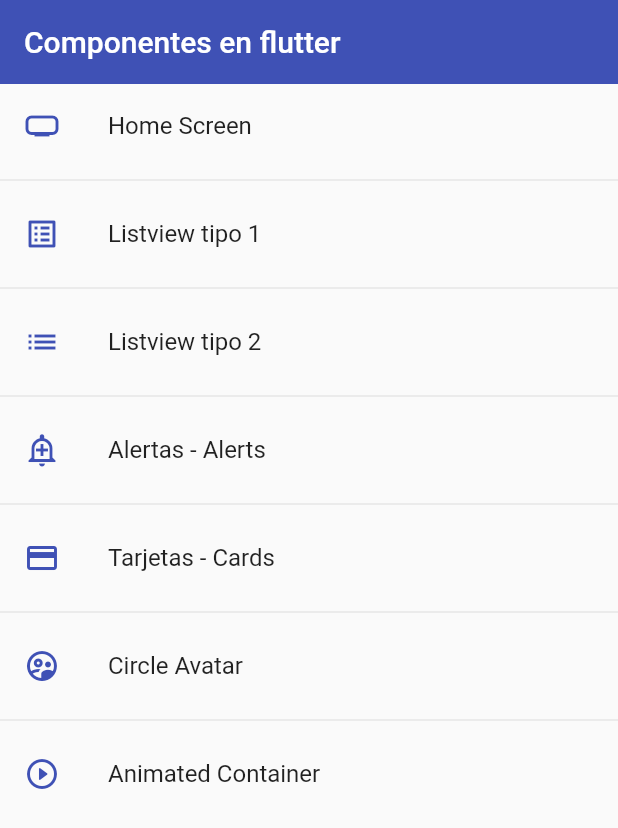
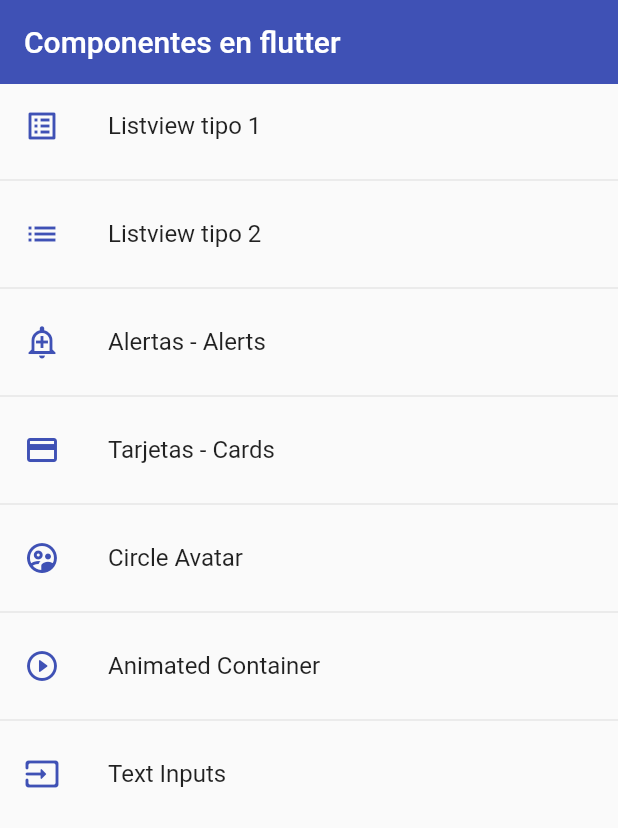
Before and after one commit to Alfer66/fl_components, a Flutter app: the screen it shows after launch, on a phone screen of 412 x 824 dp. Shown: the top 828 px of the screen. Run offline on Flutter 3.47's test engine with Material 2 defaults, Android fonts, the phone set to English and light mode, and no system bars.

Commit message:
2023_02_24_1857_ARV
Avance del curso de Flutter

```diff
--- a/lib/router/app_routes.dart
+++ b/lib/router/app_routes.dart
@@ -8,11 +8,11 @@
 
   static final menuOptions = <MenuOptions>[
     //TODO: borrar home
-    MenuOptions(
-        route: 'home',
-        name: 'Home Screen',
-        screen: const HomeScreen(),
-        icon: Icons.home_max_sharp),
+    // MenuOptions(
+    //     route: 'home',
+    //     name: 'Home Screen',
+    //     screen: const HomeScreen(),
+    //     icon: Icons.home_max_sharp),
     MenuOptions(
         route: 'listview1',
         name: 'Listview tipo 1',
@@ -43,10 +43,16 @@
         name: 'Animated Container',
         screen: const AnimatedScreen(),
         icon: Icons.play_circle_outline_rounded),
+    MenuOptions(
+        route: 'inputs',
+        name: 'Text Inputs',
+        screen: const InputsScreen(),
+        icon: Icons.input_rounded)
   ];
 
   static Map<String, Widget Function(BuildContext)> getAppRoutes() {
     Map<String, Widget Function(BuildContext)> appRoutes = {};
+    appRoutes.addAll({'home': (BuildContext context) => const HomeScreen()});
 
     for (final option in menuOptions) {
       appRoutes.addAll({option.route: (BuildContext context) => option.screen});
--- a/lib/screens/screens.dart
+++ b/lib/screens/screens.dart
@@ -1,10 +1,9 @@
 // import 'package:fl_components/screens/home_screen.dart';
-
+export 'package:fl_components/screens/alert_screen.dart';
 export 'package:fl_components/screens/animated_screen.dart';
-
-export 'package:fl_components/screens/alert_screen.dart';
 export 'package:fl_components/screens/avatar_screen.dart';
 export 'package:fl_components/screens/card_screen.dart';
 export 'package:fl_components/screens/home_screen.dart';
+export 'package:fl_components/screens/inputs_screen.dart';
 export 'package:fl_components/screens/listview1_screen.dart';
 export 'package:fl_components/screens/listview2_screen.dart';
```
Also changed, not shown: lib/screens/animated_screen.dart (+30 -1 lines), lib/screens/inputs_screen.dart (added, +34 -0 lines).
